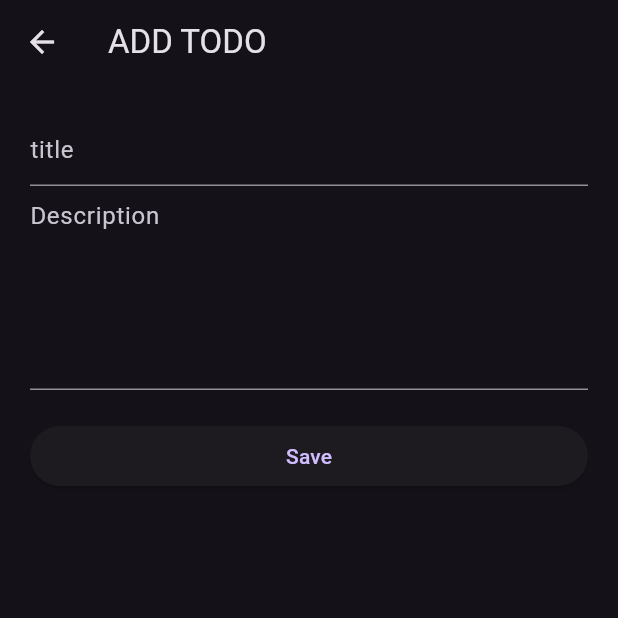
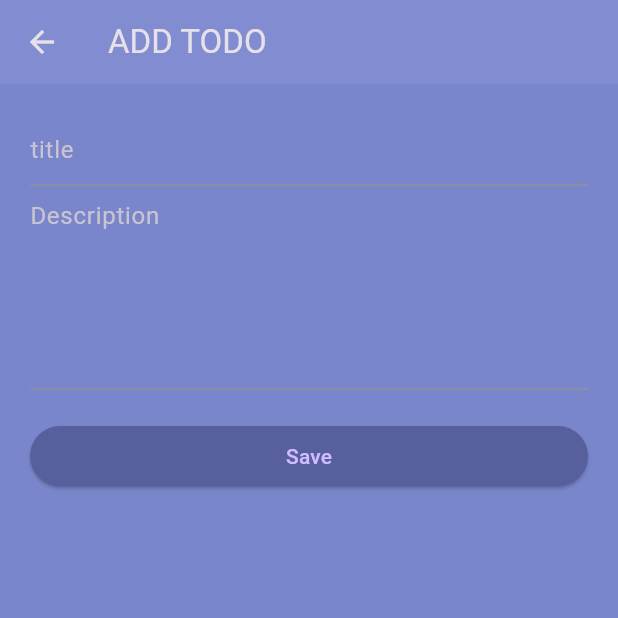
Before and after one commit to Hubaib19/crud_todo_API, a Flutter app: the screen it shows after launch, after a tap on "ADD TODO", on a phone screen of 412 x 824 dp, the top half of it. Run offline on Flutter 3.47's test engine with Material 3 defaults, Android fonts, the phone set to English and light mode, and no system bars; network calls fail.

```diff
--- a/lib/view/add_page.dart
+++ b/lib/view/add_page.dart
@@ -35,10 +35,13 @@ class _AddPageState extends State<AddPage> {
   @override
   Widget build(BuildContext context) {
     return Scaffold(
+      backgroundColor: Colors.indigo[300],
       appBar: AppBar(
         title: Text(Provider.of<TodoProvider>(context).isEdit
             ? 'Edit Todo'
             : 'ADD TODO'),
+        backgroundColor: Colors.indigo[300],
+        elevation: 5,
       ),
       body: ListView(
         padding: const EdgeInsets.all(20),
@@ -71,6 +74,10 @@ class _AddPageState extends State<AddPage> {
               Navigator.of(context).pushReplacement(MaterialPageRoute(
                   builder: (context) => const TodoListPage()));
             },
+            style: ButtonStyle(
+              backgroundColor: MaterialStateProperty.all<Color>(
+                  const Color.fromARGB(255, 87, 96, 156)),
+            ),
             child: Text(
               Provider.of<TodoProvider>(context).isEdit ? 'Edit' : 'Save',
             ),
--- a/lib/view/list_page.dart
+++ b/lib/view/list_page.dart
@@ -11,8 +11,11 @@ class TodoListPage extends StatelessWidget {
   @override
   Widget build(BuildContext context) {
     return Scaffold(
+      backgroundColor: Colors.indigo[300],
       appBar: AppBar(
         title: const Text('Todo here,'),
+        backgroundColor: Colors.indigo[300],
+        elevation: 5,
       ),
       body: Consumer<TodoProvider>(
         builder: (context, value, child) {
@@ -20,7 +23,9 @@ class TodoListPage extends StatelessWidget {
               itemCount: value.items.length,
               itemBuilder: (context, index) {
                 final todoModel = value.items[index];
-                return ListTile(
+                return Card(
+                  color: Colors.transparent,
+                  child: ListTile(
                     leading: Text('${index + 1}'),
                     title: Text(todoModel.title!),
                     subtitle: Text(todoModel.description!),
@@ -44,6 +49,7 @@ class TodoListPage extends StatelessWidget {
                         )
                       ];
                     }),
+                  ),
                 );
               });
         },
@@ -54,6 +60,7 @@ class TodoListPage extends StatelessWidget {
               .push(MaterialPageRoute(builder: (context) => AddPage()));
         },
         label: Text('ADD TODO'),
+        backgroundColor: Color.fromARGB(255, 87, 98, 156),
       ),
     );
   }
```
Lines whose indentation alone changed are shown as unchanged.
